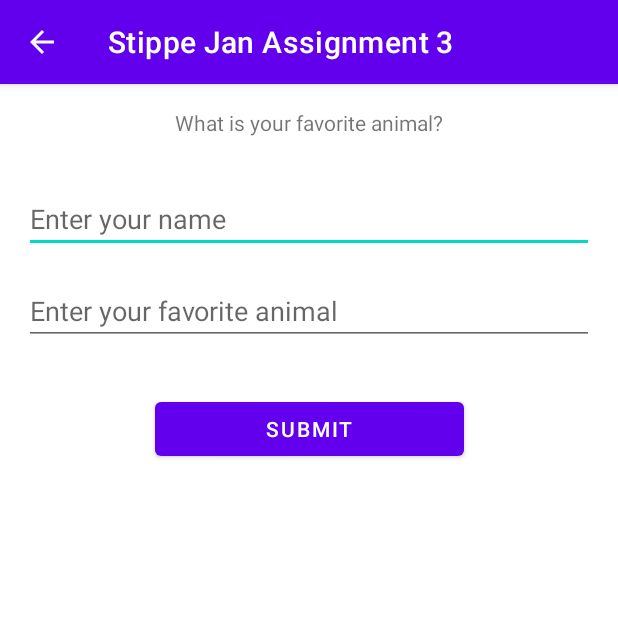
After one commit to StippeJ/dhbw-ma-aufgabe3, an Android app: the FormattingStringActivity screen opened directly, with no data from a screen before it, on a phone screen of 412 x 824 dp, the top half of it. The commit adds this screen. Run offline under Robolectric (Android 15) with nearby library versions, the phone set to English and light mode, and no system bars.

Commit message:
feat: Added new activity, Items can be added to list - Added activity to process user input - Added necessary strings - Items can be added to list in MainActivity

```diff
--- a/app/src/main/AndroidManifest.xml
+++ b/app/src/main/AndroidManifest.xml
@@ -3,12 +3,15 @@
     package="com.example.stippejan.aufgabe3">
 
     <application
-        android:allowBackup="true"
+        android:allowBackup="false"
         android:icon="@mipmap/ic_launcher"
         android:label="@string/app_name"
         android:roundIcon="@mipmap/ic_launcher_round"
         android:supportsRtl="true"
         android:theme="@style/Theme.StippeJanAufgabe3">
+        <activity
+            android:name=".FormattingStringActivity"
+            android:parentActivityName=".MainActivity" />
         <activity android:name=".MainActivity">
             <intent-filter>
                 <action android:name="android.intent.action.MAIN" />
--- /dev/null
+++ b/app/src/main/java/com/example/stippejan/aufgabe3/FormattingStringActivity.java
@@ -0,0 +1,37 @@
+package com.example.stippejan.aufgabe3;
+
+import androidx.appcompat.app.AppCompatActivity;
+
+import android.os.Bundle;
+import android.widget.Button;
+import android.widget.EditText;
+import android.widget.Toast;
+
+public class FormattingStringActivity extends AppCompatActivity {
+
+    @Override
+    protected void onCreate(Bundle savedInstanceState) {
+        super.onCreate(savedInstanceState);
+        setContentView(R.layout.activity_formatting_string);
+    }
+
+    @Override
+    protected void onStart() {
+        super.onStart();
+
+        EditText nameEditText = findViewById(R.id.name_edit_text);
+        EditText speciesEditText = findViewById(R.id.species_edit_text);
+
+        Button insertButton = findViewById(R.id.insert_button);
+        insertButton.setOnClickListener((v) -> {
+            String userName = nameEditText.getText().toString();
+            String species = speciesEditText.getText().toString();
+
+            if (userName.length() > 0 && species.length() > 0) {
+                Toast.makeText(this, getString(R.string.formatting_string, userName, species), Toast.LENGTH_LONG).show();
+            } else {
+                Toast.makeText(this, getString(R.string.err_empty), Toast.LENGTH_LONG).show();
+            }
+        });
+    }
+}
--- /dev/null
+++ b/app/src/main/res/layout/activity_formatting_string.xml
@@ -0,0 +1,58 @@
+<?xml version="1.0" encoding="utf-8"?>
+<androidx.constraintlayout.widget.ConstraintLayout xmlns:android="http://schemas.android.com/apk/res/android"
+    xmlns:app="http://schemas.android.com/apk/res-auto"
+    xmlns:tools="http://schemas.android.com/tools"
+    android:layout_width="match_parent"
+    android:layout_height="match_parent"
+    tools:context=".FormattingStringActivity">
+
+    <TextView
+        android:id="@+id/formatting_string_heading"
+        android:layout_width="wrap_content"
+        android:layout_height="wrap_content"
+        android:layout_margin="16dp"
+        app:layout_constraintTop_toTopOf="parent"
+        app:layout_constraintStart_toStartOf="parent"
+        app:layout_constraintEnd_toEndOf="parent"
+        android:text="@string/favorite_animal_heading" />
+
+    <EditText
+        android:id="@+id/name_edit_text"
+        android:layout_width="0dp"
+        android:layout_height="wrap_content"
+        android:layout_marginTop="32dp"
+        android:layout_marginStart="16dp"
+        android:layout_marginEnd="16dp"
+        app:layout_constraintTop_toBottomOf="@+id/formatting_string_heading"
+        app:layout_constraintStart_toStartOf="parent"
+        app:layout_constraintEnd_toEndOf="parent"
+        android:hint="@string/user_name"
+        android:autofillHints="@string/user_name"
+        android:inputType="textPersonName" />
+
+    <EditText
+        android:id="@+id/species_edit_text"
+        android:layout_width="0dp"
+        android:layout_height="wrap_content"
+        android:layout_marginTop="16dp"
+        android:layout_marginStart="16dp"
+        android:layout_marginEnd="16dp"
+        app:layout_constraintTop_toBottomOf="@+id/name_edit_text"
+        app:layout_constraintStart_toStartOf="parent"
+        app:layout_constraintEnd_toEndOf="parent"
+        android:hint="@string/favorite_animal"
+        android:autofillHints="@string/favorite_animal"
+        android:inputType="textNoSuggestions" />
+
+    <Button
+        android:id="@+id/insert_button"
+        android:layout_width="0dp"
+        android:layout_height="wrap_content"
+        app:layout_constraintWidth_percent="0.5"
+        android:layout_marginTop="32dp"
+        app:layout_constraintTop_toBottomOf="@+id/species_edit_text"
+        app:layout_constraintStart_toStartOf="parent"
+        app:layout_constraintEnd_toEndOf="parent"
+        android:text="@string/submit" />
+
+</androidx.constraintlayout.widget.ConstraintLayout>
--- a/app/src/main/res/values/strings.xml
+++ b/app/src/main/res/values/strings.xml
@@ -18,4 +18,10 @@
     <string name="tiger" translatable="false">Tiger</string>
     <string name="unicorn">Unicorn</string>
     <string name="wolf" translatable="false">Wolf</string>
+    <string name="favorite_animal_heading">What is your favorite animal?</string>
+    <string name="user_name">Enter your name</string>
+    <string name="favorite_animal">Enter your favorite animal</string>
+    <string name="submit">Submit</string>
+    <string name="formatting_string">Hi %1$s! Your favorite animal is a %2$s.</string>
+    <string name="err_empty">Error! Please put in your name and favorite animal.</string>
 </resources>
```
Also changed, not shown: app/src/main/java/com/example/stippejan/aufgabe3/MainActivity.java (+10 -3 lines), app/src/main/res/layout/activity_main.xml (+5 -5 lines), app/src/main/res/layout/item_animal.xml (+11 -0 lines).
